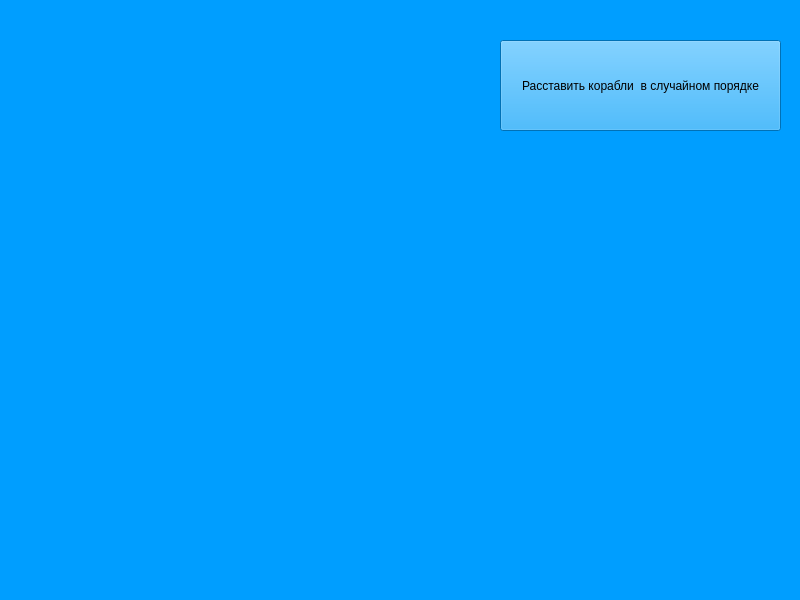
FlyTech1/SeaShips, file game_menu.ui: the form before one commit.
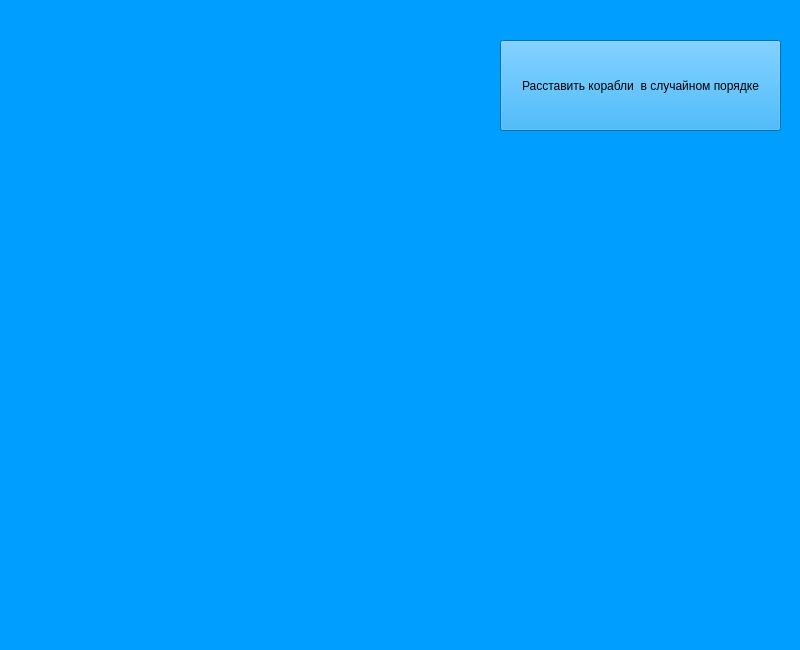
The form after the commit. Icons and pictures are not drawn.

```diff
--- a/game_menu.ui
+++ b/game_menu.ui
@@ -7,7 +7,7 @@
     <x>0</x>
     <y>0</y>
     <width>800</width>
-    <height>600</height>
+    <height>650</height>
    </rect>
   </property>
   <property name="windowTitle">
@@ -20,14 +20,14 @@
    <widget class="QLabel" name="label">
     <property name="geometry">
      <rect>
-      <x>650</x>
+      <x>660</x>
       <y>190</y>
       <width>41</width>
       <height>41</height>
      </rect>
     </property>
     <property name="text">
-     <string>&lt;html&gt;&lt;head/&gt;&lt;body&gt;&lt;p align=&quot;center&quot;&gt;&lt;img src=&quot;:/Models_Ships/Models ships/ship1.png&quot;/&gt;&lt;/p&gt;&lt;/body&gt;&lt;/html&gt;</string>
+     <string>&lt;html&gt;&lt;head/&gt;&lt;body&gt;&lt;p&gt;&lt;img src=&quot;:/models/Models ships/ship1.png&quot;/&gt;&lt;/p&gt;&lt;/body&gt;&lt;/html&gt;</string>
     </property>
    </widget>
    <widget class="QLabel" name="label_2">
```
Left out of the diff: 6 changed lines with no effect on the pictures.
